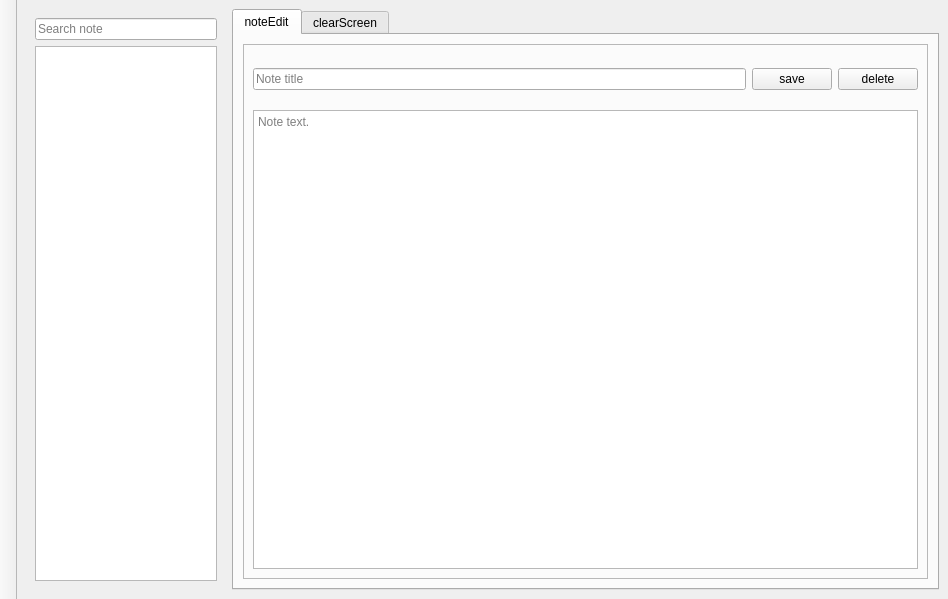
Above: App/mainwindow.ui from Artem535/Simple-Note before the change. Below: the same form after it.
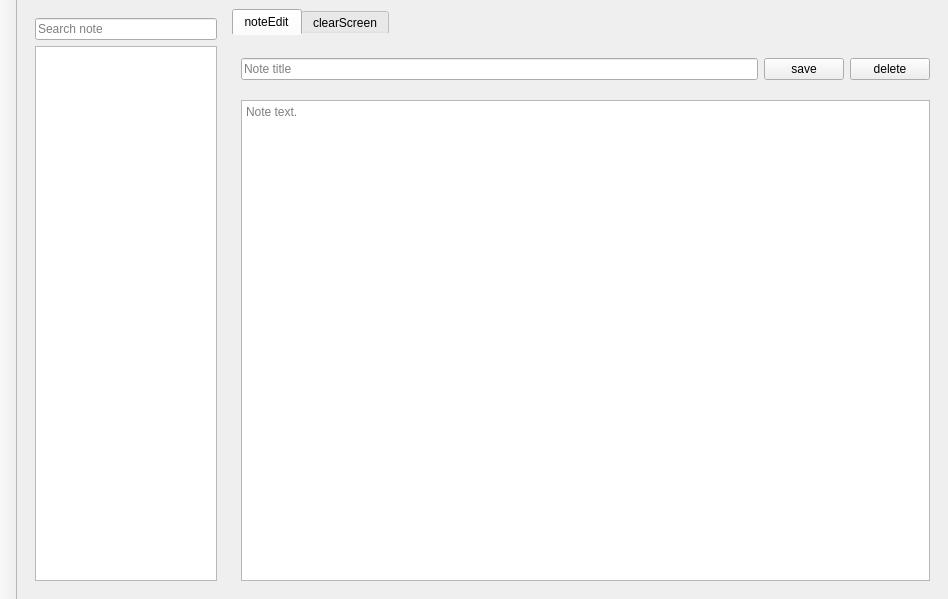
That is the form after the change.

What changed in the file:
```diff
--- a/App/mainwindow.ui
+++ b/App/mainwindow.ui
@@ -45,6 +45,9 @@
     </item>
     <item>
      <widget class="QTabWidget" name="tabWidget">
+      <property name="styleSheet">
+       <string notr="true">QTabWidget::pane { border: 0px;}</string>
+      </property>
       <property name="currentIndex">
        <number>0</number>
       </property>
@@ -57,15 +60,6 @@
        </attribute>
        <layout class="QVBoxLayout" name="verticalLayout_3">
         <item>
-         <widget class="QFrame" name="frame">
-          <property name="frameShape">
-           <enum>QFrame::StyledPanel</enum>
-          </property>
-          <property name="frameShadow">
-           <enum>QFrame::Raised</enum>
-          </property>
-          <layout class="QVBoxLayout" name="verticalLayout">
-           <item>
             <widget class="QWidget" name="widget" native="true">
              <property name="minimumSize">
               <size>
@@ -118,9 +112,6 @@
              <property name="placeholderText">
               <string>Note text.</string>
              </property>
-            </widget>
-           </item>
-          </layout>
          </widget>
         </item>
        </layout>
```
Lines whose indentation alone changed are shown as unchanged.
